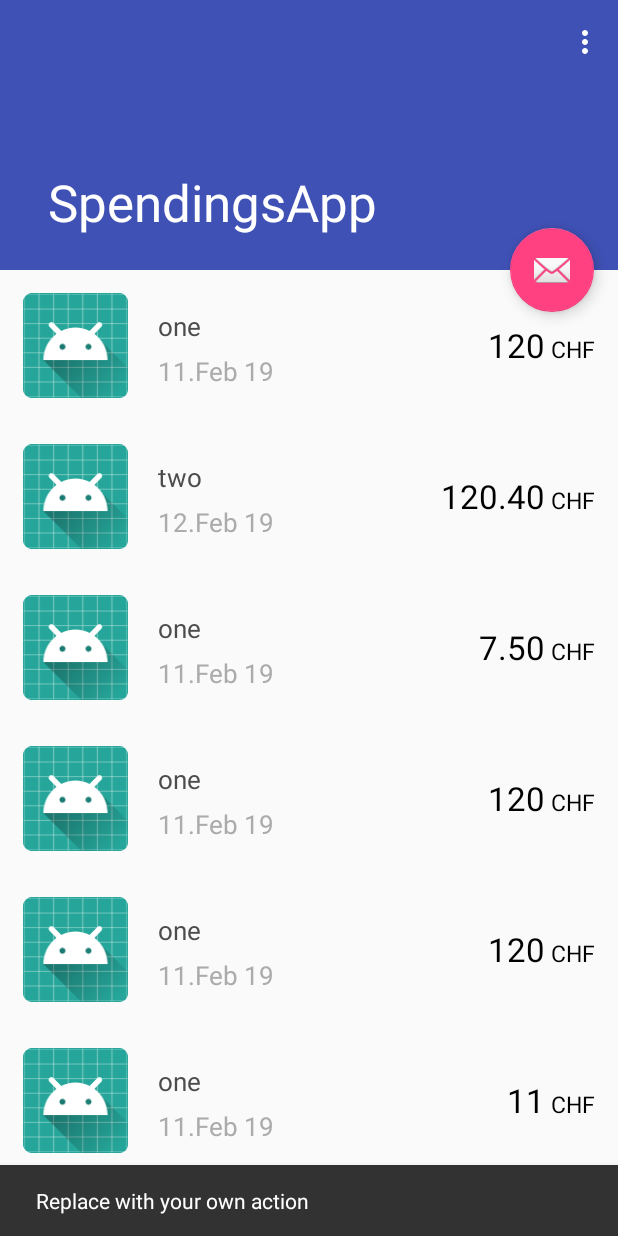
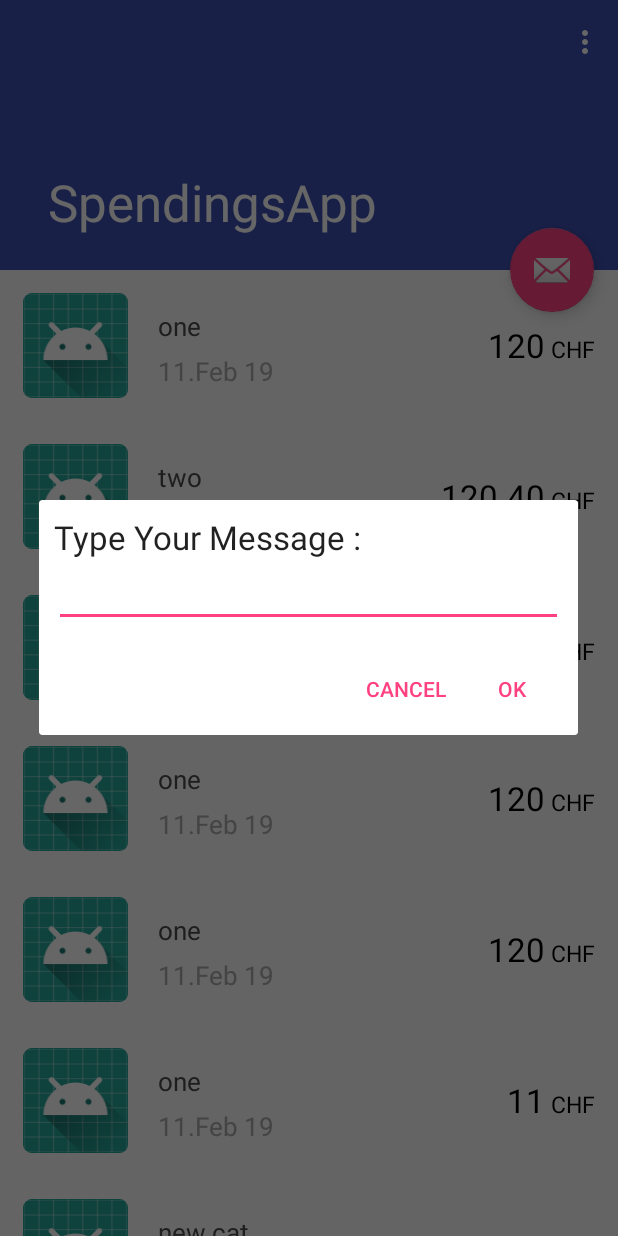
Before and after one commit to cyrilwelschen/SpendingsApp, an Android app: the screen it shows after launch (ScrollingActivity), after a tap on an icon or button, on a phone screen of 412 x 824 dp. Run offline under Robolectric (Android 15) with nearby library versions, the phone set to English and light mode, and no system bars.

Commit message:
add dialog box with category input

```diff
--- a/app/src/main/java/com/example/cyrilwelschen/spendingsapp/ScrollingActivity.java
+++ b/app/src/main/java/com/example/cyrilwelschen/spendingsapp/ScrollingActivity.java
@@ -1,15 +1,20 @@
 package com.example.cyrilwelschen.spendingsapp;
 
+import android.content.DialogInterface;
 import android.os.Bundle;
 import android.support.design.widget.FloatingActionButton;
 import android.support.design.widget.Snackbar;
+import android.support.v7.app.AlertDialog;
 import android.support.v7.app.AppCompatActivity;
 import android.support.v7.widget.LinearLayoutManager;
 import android.support.v7.widget.RecyclerView;
 import android.support.v7.widget.Toolbar;
+import android.view.LayoutInflater;
 import android.view.View;
 import android.view.Menu;
 import android.view.MenuItem;
+import android.widget.Button;
+import android.widget.EditText;
 
 import java.util.ArrayList;
 
@@ -32,10 +37,50 @@ public class ScrollingActivity extends AppCompatActivity {
         fab.setOnClickListener(new View.OnClickListener() {
             @Override
             public void onClick(View view) {
-                Snackbar.make(view, "Replace with your own action", Snackbar.LENGTH_LONG)
-                        .setAction("Action", null).show();
+                itemCategories.add("new cat");
+                itemCreationDates.add("15.Jan 19");
+                itemSpendingAmount.add("1010.11");
+
+                askUserInput();
+                itemCategories.add("who");
+                itemCreationDates.add("15.Jan 19");
+                itemSpendingAmount.add("111.11");
+                initRecyclerView();
             }
         });
+    }
+
+    public void askUserInput() {
+        // get prompts.xml view
+        LayoutInflater li = LayoutInflater.from(this);
+        View dialogView = li.inflate(R.layout.input_dialog, null);
+
+        AlertDialog.Builder alertDialogBuilder = new AlertDialog.Builder(this);
+        alertDialogBuilder.setView(dialogView);
+
+        final EditText userInput = dialogView.findViewById(R.id.editTextDialogUserInput);
+
+        // set dialog message
+        alertDialogBuilder
+                .setCancelable(false)
+                .setPositiveButton("OK",
+                        new DialogInterface.OnClickListener() {
+                            public void onClick(DialogInterface dialog,int id) {
+                                itemCategories.add(userInput.getText().toString());
+                                itemCreationDates.add("11.Feb 19");
+                                itemSpendingAmount.add("120");
+                                initRecyclerView();
+                            }
+                        })
+                .setNegativeButton("Cancel",
+                        new DialogInterface.OnClickListener() {
+                            public void onClick(DialogInterface dialog,int id) {
+                                dialog.cancel();
+                            }
+                        });
+
+        AlertDialog alertDialog = alertDialogBuilder.create();
+        alertDialog.show();
     }
 
     public void initMyList() {
--- /dev/null
+++ b/app/src/main/res/layout/input_dialog.xml
@@ -0,0 +1,23 @@
+<?xml version="1.0" encoding="utf-8"?>
+<LinearLayout xmlns:android="http://schemas.android.com/apk/res/android"
+    android:id="@+id/layout_root"
+    android:layout_width="fill_parent"
+    android:layout_height="fill_parent"
+    android:orientation="vertical"
+    android:padding="10dp" >
+
+    <TextView
+        android:id="@+id/textView1"
+        android:layout_width="wrap_content"
+        android:layout_height="wrap_content"
+        android:text="Type Your Message : "
+        android:textAppearance="?android:attr/textAppearanceLarge" />
+
+    <EditText
+        android:id="@+id/editTextDialogUserInput"
+        android:layout_width="match_parent"
+        android:layout_height="wrap_content" >
+
+        <requestFocus />
+    </EditText>
+</LinearLayout>
```
